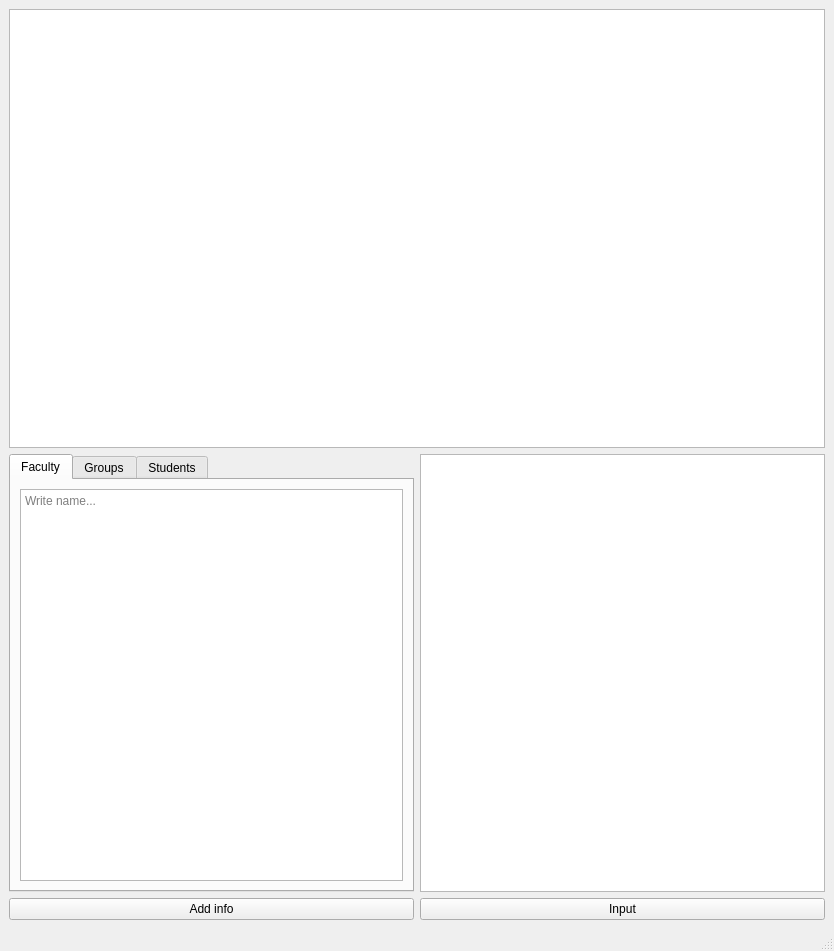
Old version of the form mainwindow.ui in the repository Recreatorms/SQL_Table.
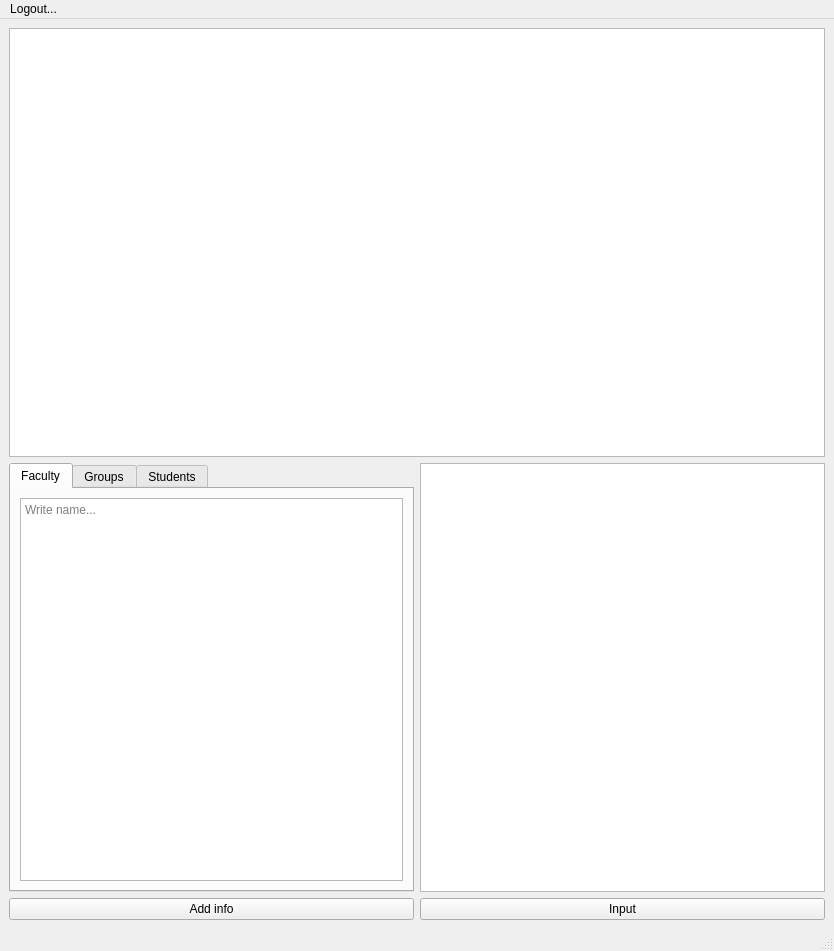
New version of the form. The open tabs and pages were chosen to show the change.

Commit message: added Auth Window, fixed creation of same objects

Patch:
```diff
--- a/mainwindow.ui
+++ b/mainwindow.ui
@@ -211,6 +211,13 @@
      <height>20</height>
     </rect>
    </property>
+   <widget class="QMenu" name="menuLogout">
+    <property name="title">
+     <string>Logout...</string>
+    </property>
+    <addaction name="actionLogout"/>
+   </widget>
+   <addaction name="menuLogout"/>
   </widget>
   <widget class="QStatusBar" name="statusbar"/>
  </widget>
```
Left out of the diff: 12 changed lines with no effect on the pictures. The commit also changes 6 other files.
